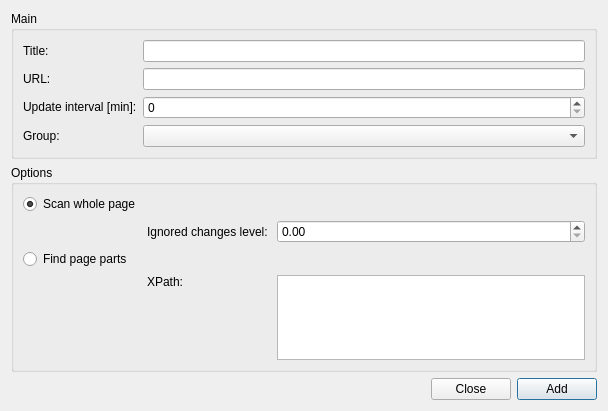
Above: data/gui/dialog_edit_web.ui from KarolBedkowski/mna before the change. Below: the same form after it.
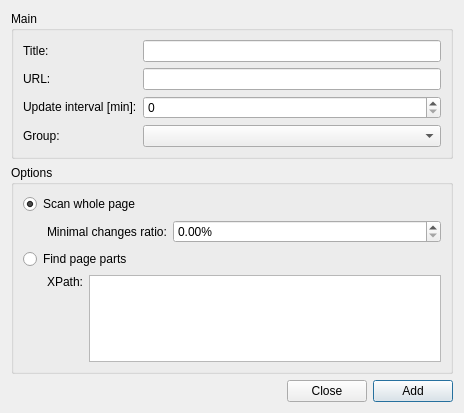
That is the form after the change.

Commit message: web dlg: fix layout

The edit to the form file:
```diff
--- a/data/gui/dialog_edit_web.ui
+++ b/data/gui/dialog_edit_web.ui
@@ -6,8 +6,8 @@
    <rect>
     <x>0</x>
     <y>0</y>
-    <width>608</width>
-    <height>411</height>
+    <width>464</width>
+    <height>413</height>
    </rect>
   </property>
   <property name="sizePolicy">
@@ -116,105 +116,39 @@
      <property name="title">
       <string>Options</string>
      </property>
-     <layout class="QHBoxLayout" name="horizontalLayout_4">
+     <layout class="QVBoxLayout" name="verticalLayout_4">
       <item>
-       <layout class="QHBoxLayout" name="horizontalLayout_3">
+       <widget class="QRadioButton" name="rb_scan_page">
+        <property name="text">
+         <string>Scan whole page</string>
+        </property>
+        <property name="checked">
+         <bool>true</bool>
+        </property>
+       </widget>
+      </item>
+      <item>
+       <layout class="QVBoxLayout" name="verticalLayout_5">
         <item>
-         <layout class="QGridLayout" name="gridLayout_2" columnstretch="0,0,1">
-          <property name="sizeConstraint">
-           <enum>QLayout::SetMinimumSize</enum>
+         <layout class="QHBoxLayout" name="horizontalLayout_3" stretch="0,1">
+          <property name="leftMargin">
+           <number>24</number>
           </property>
-          <item row="2" column="0">
-           <widget class="QRadioButton" name="rb_scan_parts">
-            <property name="text">
-             <string>Find page parts</string>
-            </property>
-           </widget>
-          </item>
-          <item row="0" column="1">
-           <spacer name="horizontalSpacer_2">
-            <property name="orientation">
-             <enum>Qt::Horizontal</enum>
-            </property>
-            <property name="sizeHint" stdset="0">
-             <size>
-              <width>40</width>
-              <height>20</height>
-             </size>
-            </property>
-           </spacer>
-          </item>
-          <item row="1" column="0">
-           <spacer name="horizontalSpacer_4">
-            <property name="orientation">
-             <enum>Qt::Horizontal</enum>
-            </property>
-            <property name="sizeHint" stdset="0">
-             <size>
-              <width>40</width>
-              <height>20</height>
-             </size>
-            </property>
-           </spacer>
-          </item>
-          <item row="0" column="0">
-           <widget class="QRadioButton" name="rb_scan_page">
-            <property name="text">
-             <string>Scan whole page</string>
-            </property>
-            <property name="checked">
-             <bool>true</bool>
-            </property>
-           </widget>
-          </item>
-          <item row="0" column="2">
-           <spacer name="horizontalSpacer_3">
-            <property name="orientation">
-             <enum>Qt::Horizontal</enum>
-            </property>
-            <property name="sizeHint" stdset="0">
-             <size>
-              <width>40</width>
-              <height>20</height>
-             </size>
-            </property>
-           </spacer>
-          </item>
-          <item row="1" column="1">
+          <item>
            <widget class="QLabel" name="label_6">
             <property name="text">
-             <string>Ignored changes level: </string>
+             <string>Minimal changes ratio:</string>
             </property>
            </widget>
           </item>
-          <item row="3" column="0">
-           <spacer name="horizontalSpacer_5">
-            <property name="orientation">
-             <enum>Qt::Horizontal</enum>
-            </property>
-            <property name="sizeHint" stdset="0">
-             <size>
-              <width>40</width>
-              <height>20</height>
-             </size>
-            </property>
-           </spacer>
-          </item>
-          <item row="3" column="1">
-           <widget class="QLabel" name="label_4">
-            <property name="text">
-             <string>XPath:</string>
-            </property>
-            <property name="alignment">
-             <set>Qt::AlignLeading|Qt::AlignLeft|Qt::AlignTop</set>
-            </property>
-           </widget>
-          </item>
-          <item row="3" column="2">
-           <widget class="QPlainTextEdit" name="e_xpath"/>
-          </item>
-          <item row="1" column="2">
+          <item>
            <widget class="QDoubleSpinBox" name="sb_similarity_ratio">
+            <property name="toolTip">
+             <string>&lt;html&gt;&lt;head/&gt;&lt;body&gt;&lt;p&gt;Minimal changes to treat page as changed - 0 = any changes, 100 = all page must be changed&lt;/p&gt;&lt;/body&gt;&lt;/html&gt;</string>
+            </property>
+            <property name="suffix">
+             <string>%</string>
+            </property>
             <property name="maximum">
              <double>100.000000000000000</double>
             </property>
@@ -224,6 +158,33 @@
         </item>
        </layout>
       </item>
+      <item>
+       <widget class="QRadioButton" name="rb_scan_parts">
+        <property name="text">
+         <string>Find page parts</string>
+        </property>
+       </widget>
+      </item>
+      <item>
+       <layout class="QHBoxLayout" name="horizontalLayout_4" stretch="0,1">
+        <property name="leftMargin">
+         <number>24</number>
+        </property>
+        <item>
+         <widget class="QLabel" name="label_4">
+          <property name="text">
+           <string>XPath:</string>
+          </property>
+          <property name="alignment">
+           <set>Qt::AlignLeading|Qt::AlignLeft|Qt::AlignTop</set>
+          </property>
+         </widget>
+        </item>
+        <item>
+         <widget class="QPlainTextEdit" name="e_xpath"/>
+        </item>
+       </layout>
+      </item>
      </layout>
     </widget>
    </item>
```
Left out of the diff: 6 changed lines with no effect on the pictures. The commit also changes 1 other file.
